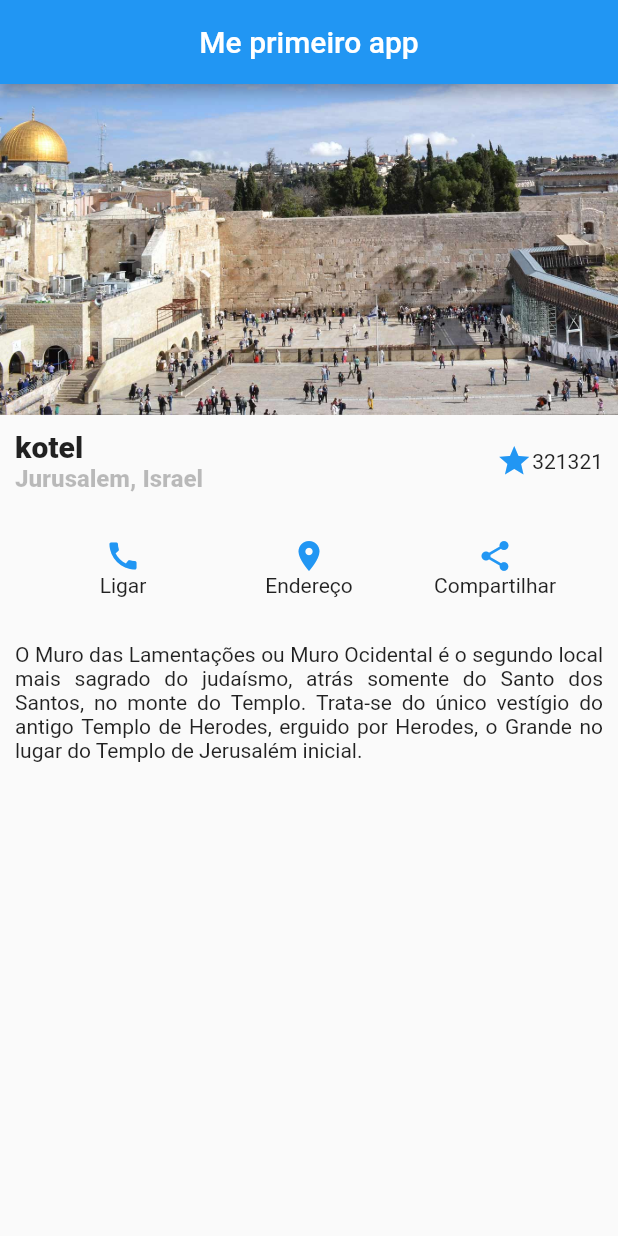
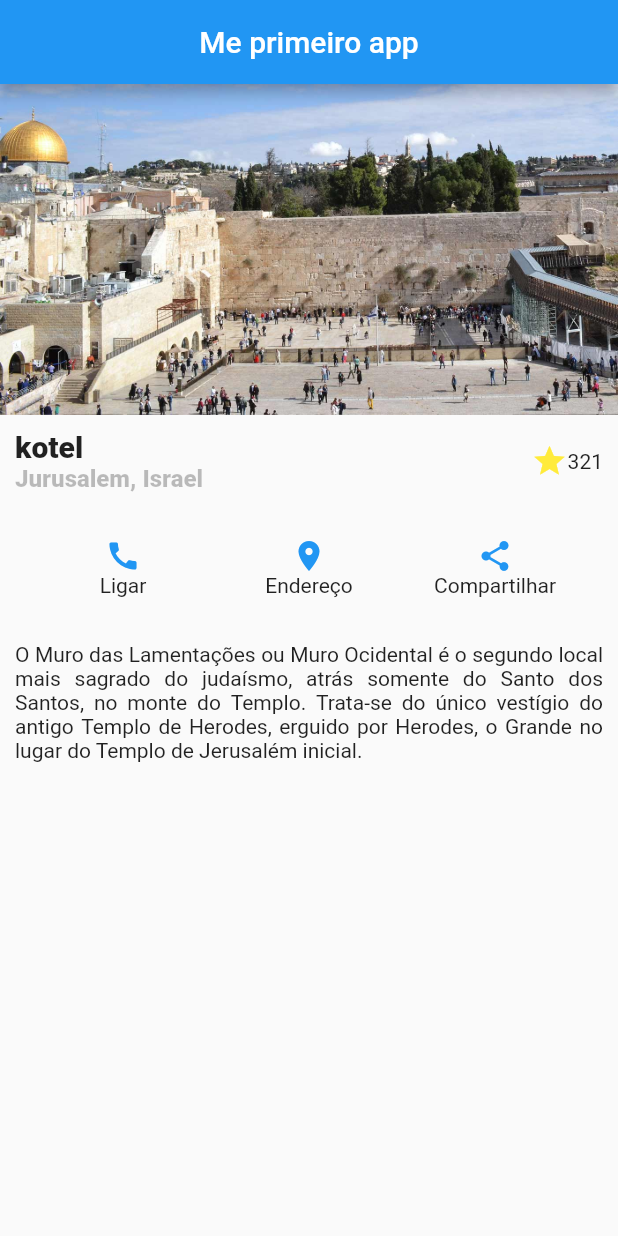
Before and after one commit to pedro-henrique1/Flutter, a Flutter app: the screen it shows after launch, on a phone screen of 412 x 824 dp. Run offline on Flutter 3.47's test engine with Material 2 defaults, Android fonts, the phone set to English and light mode, and no system bars.

```diff
--- a/lib/widgets/legenda.dart
+++ b/lib/widgets/legenda.dart
@@ -3,29 +3,32 @@ import 'package:flutter/material.dart';
 class legenda extends StatelessWidget {
   @override
   Widget build(BuildContext context) {
-    // TODO: implement build
     return Container(
       margin: const EdgeInsets.all(10),
       child: Row(
-        children: <Widget> [
+        children: <Widget>[
           Column(
             crossAxisAlignment: CrossAxisAlignment.start,
             children: const [
-              Text('kotel', style: TextStyle(fontWeight: FontWeight.w800, fontSize: 20), textAlign: TextAlign.left),
-              Text('Jurusalem, Israel', style: TextStyle(fontWeight: FontWeight.w800, fontSize: 16, color: Colors.black26 ), textAlign: TextAlign.left)
+              Text('kotel',
+                  style: TextStyle(fontWeight: FontWeight.w800, fontSize: 20),
+                  textAlign: TextAlign.left),
+              Text('Jurusalem, Israel',
+                  style: TextStyle(
+                      fontWeight: FontWeight.w800,
+                      fontSize: 16,
+                      color: Colors.black26),
+                  textAlign: TextAlign.left)
             ],
-
-
           ),
           Expanded(
               child: Row(
-                mainAxisAlignment: MainAxisAlignment.end,
-                children: const <Widget>[
-                  Icon(Icons.star, color: Colors.blue),
-                  Text('321321')
-                ],
-              )
-          )
+            mainAxisAlignment: MainAxisAlignment.end,
+            children: const <Widget>[
+              Icon(Icons.star, color: Colors.yellow),
+              Text('321')
+            ],
+          ))
         ],
       ),
     );
```
Also changed, not shown: lib/_test/person.dart (added, +26 -0 lines), 1 other file.
